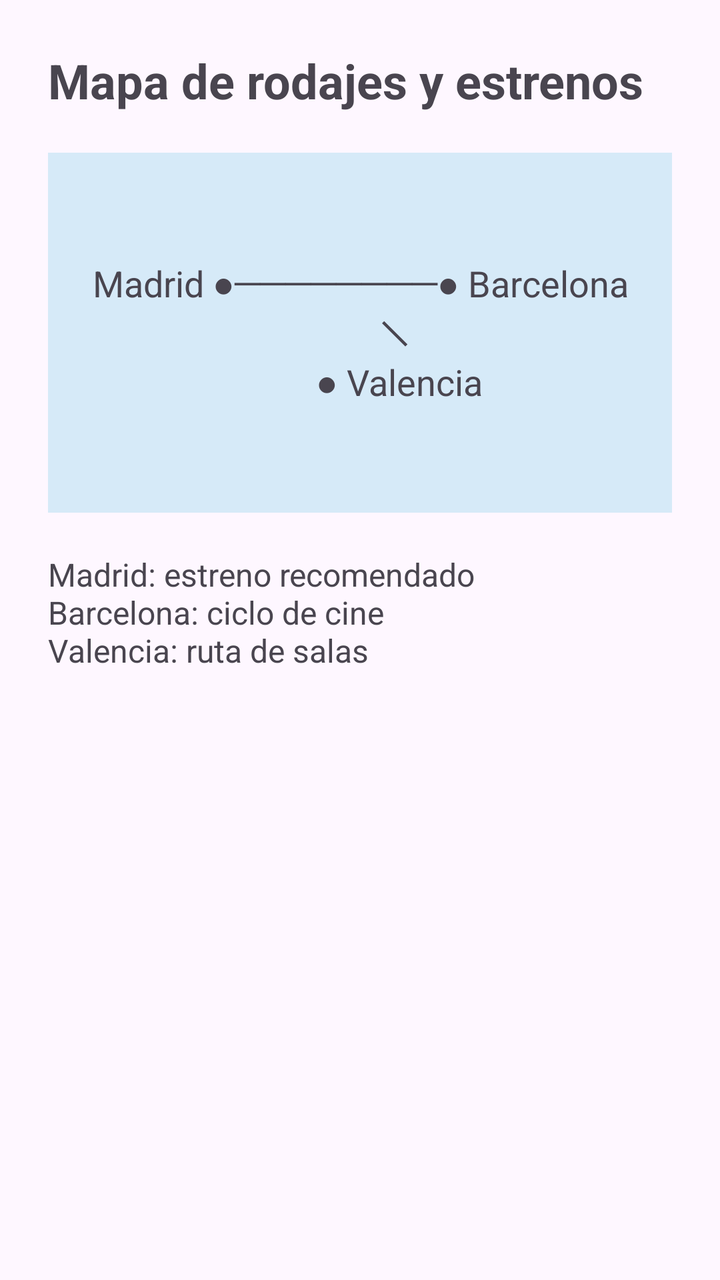
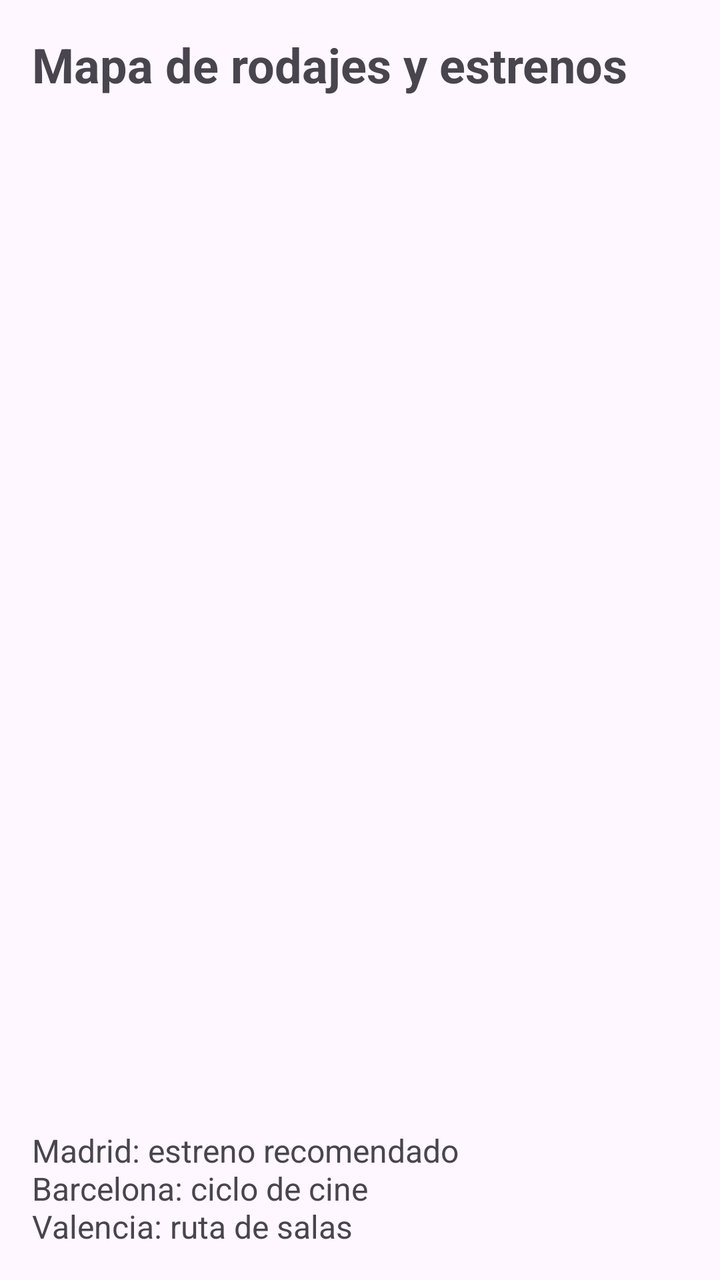

The first picture is an Android layout as it rendered before a commit; the second is the same layout after the commit. The layout source and the unified diff follow.
<!-- AndroidManifest.xml: application theme Theme.CineYSeriesJavierAlfonsoAguiar2 -->
<!-- res/layout/fragment_mapa.xml -->
<?xml version="1.0" encoding="utf-8"?>
<LinearLayout xmlns:android="http://schemas.android.com/apk/res/android"
    android:layout_width="match_parent"
    android:layout_height="match_parent"
    android:orientation="vertical"
    android:padding="24dp">

    <TextView
        android:layout_width="match_parent"
        android:layout_height="wrap_content"
        android:text="@string/mapa_titulo"
        android:textSize="24sp"
        android:textStyle="bold" />

    <TextView
        android:layout_width="match_parent"
        android:layout_height="180dp"
        android:layout_marginTop="20dp"
        android:background="#D6EAF8"
        android:gravity="center"
        android:text="Madrid ●────────● Barcelona\n        ╲\n         ● Valencia"
        android:textSize="18sp" />

    <TextView
        android:layout_width="match_parent"
        android:layout_height="wrap_content"
        android:layout_marginTop="20dp"
        android:text="@string/mapa_descripcion"
        android:textSize="16sp" />
</LinearLayout>
<!-- resources referenced by this layout -->
<resources>
  <string name="mapa_descripcion">Madrid: estreno recomendado\nBarcelona: ciclo de cine\nValencia: ruta de salas</string>
  <string name="mapa_titulo">Mapa de rodajes y estrenos</string>
  <style name="Theme.CineYSeriesJavierAlfonsoAguiar2" parent="Base.Theme.CineYSeriesJavierAlfonsoAguiar2" />
  <style name="Base.Theme.CineYSeriesJavierAlfonsoAguiar2" parent="Theme.Material3.DayNight.NoActionBar">
          <item name="colorPrimary">@color/app_primary</item>
          <item name="colorPrimaryDark">@color/app_primary_dark</item>
          <item name="colorOnPrimary">@color/app_on_primary</item>
          <item name="colorAccent">@color/app_primary</item>
          <item name="colorButtonNormal">@color/app_primary</item>
      </style>
  <color name="app_primary">#6750A4</color>
  <color name="app_primary_dark">#6750A4</color>
  <color name="app_on_primary">#FFFFFFFF</color>
</resources>

<!-- the commit's change to res/layout/fragment_mapa.xml (unified diff, before → after) -->
@@ -3,7 +3,7 @@
     android:layout_width="match_parent"
     android:layout_height="match_parent"
     android:orientation="vertical"
-    android:padding="24dp">
+    android:padding="16dp">
 
     <TextView
         android:layout_width="match_parent"
@@ -12,19 +12,17 @@
         android:textSize="24sp"
         android:textStyle="bold" />
 
-    <TextView
+    <FrameLayout
+        android:id="@+id/mapa_google_container"
         android:layout_width="match_parent"
-        android:layout_height="180dp"
-        android:layout_marginTop="20dp"
-        android:background="#D6EAF8"
-        android:gravity="center"
-        android:text="Madrid ●────────● Barcelona\n        ╲\n         ● Valencia"
-        android:textSize="18sp" />
+        android:layout_height="0dp"
+        android:layout_marginTop="12dp"
+        android:layout_weight="1" />
 
     <TextView
         android:layout_width="match_parent"
         android:layout_height="wrap_content"
-        android:layout_marginTop="20dp"
+        android:layout_marginTop="12dp"
         android:text="@string/mapa_descripcion"
         android:textSize="16sp" />
 </LinearLayout>
